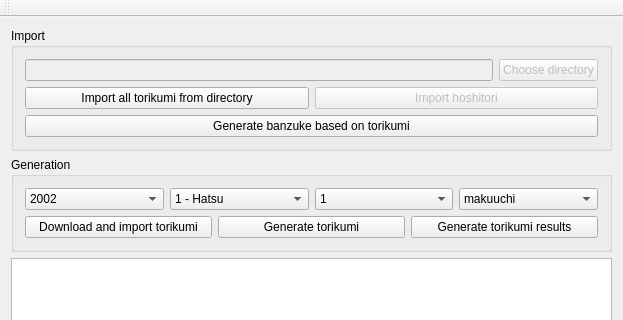
First picture: the form in mainwindow.ui, repository akdtg/ozumo, before the edit; both pictures show x 0 to 623 and y 0 to 320 of the 623 by 615 pixel window.
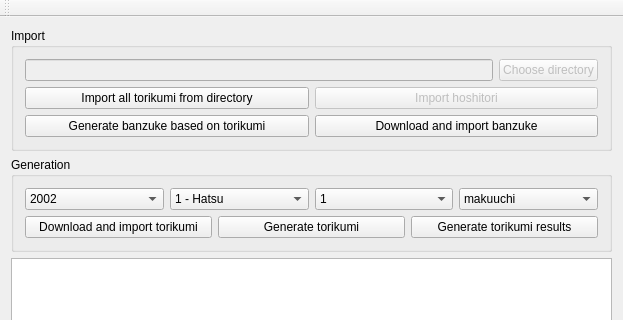
Second picture: the form after the edit.

Commit message: add download banzuke button

The edit to the form file:
```diff
--- a/mainwindow.ui
+++ b/mainwindow.ui
@@ -67,12 +67,23 @@
         </layout>
        </item>
        <item row="2" column="0">
+        <layout class="QHBoxLayout" name="horizontalLayout_5">
+         <item>
         <widget class="QPushButton" name="pushButton_torikumi2Banzuke">
          <property name="text">
           <string>Generate banzuke based on torikumi</string>
          </property>
         </widget>
        </item>
+         <item>
+          <widget class="QPushButton" name="pushButton_downloadBanzuke">
+           <property name="text">
+            <string>Download and import banzuke</string>
+           </property>
+          </widget>
+         </item>
+        </layout>
+       </item>
       </layout>
      </widget>
     </item>
```
Left out of the diff: 2 changed lines with no effect on the pictures. Lines whose indentation alone changed are shown as unchanged.
